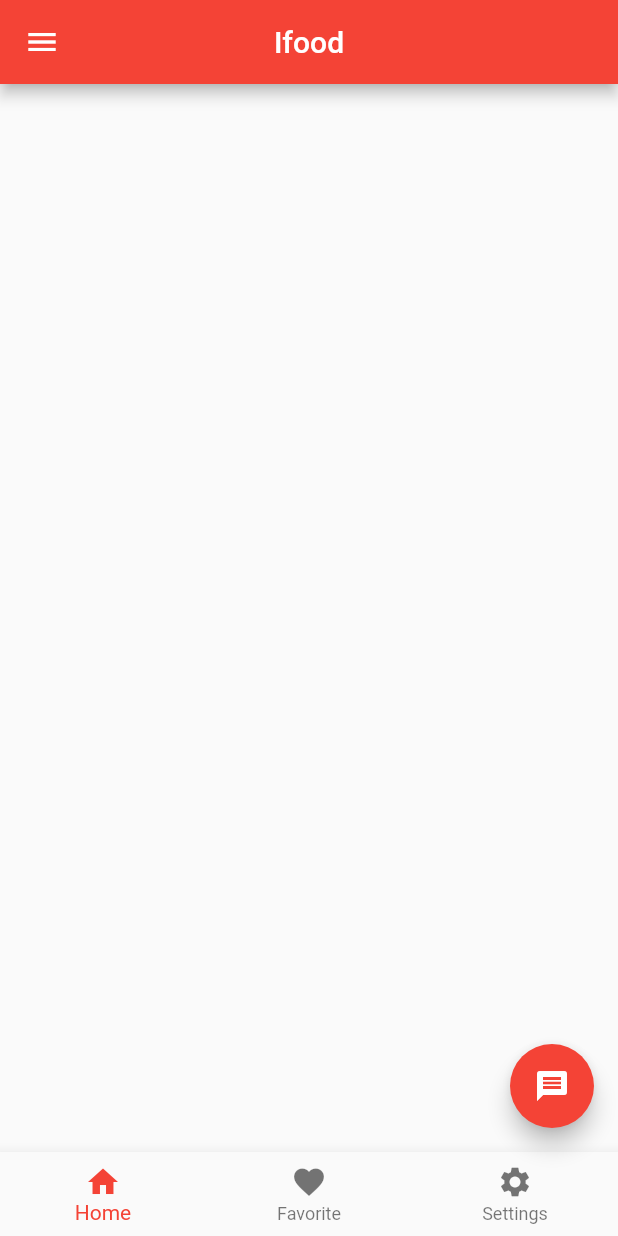
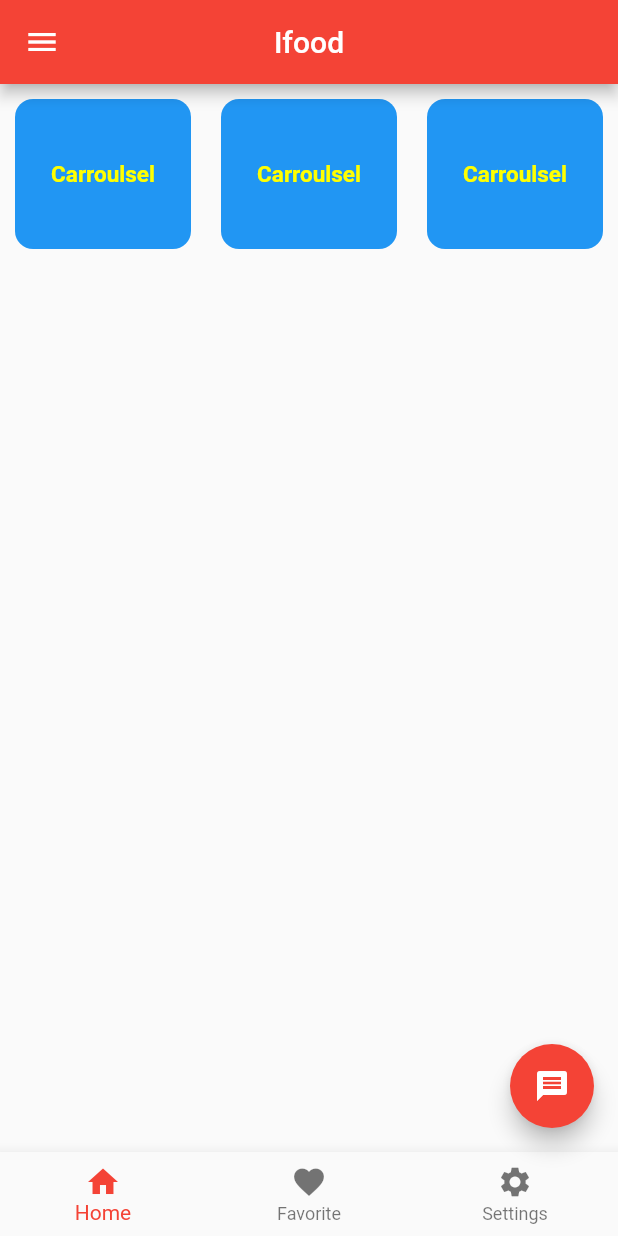
Before and after one commit to regisanjos/aulaFlutter, a Flutter app: the screen it shows after launch, on a phone screen of 412 x 824 dp. Run offline on Flutter 3.47's test engine with Material 3 defaults, Android fonts, the phone set to English and light mode, and no system bars.

Commit message:
segundo comit

```diff
--- a/lib/views/home_page.dart
+++ b/lib/views/home_page.dart
@@ -6,9 +6,9 @@ class HomePage extends StatefulWidget {
   @override
   _HomePageState createState() => _HomePageState();
 }
-  int itemPosition = 0;
 
 class _HomePageState extends State<HomePage> {
+  int itemPosition = 0;
 
   @override
   Widget build(BuildContext context) {
@@ -22,12 +22,12 @@ class _HomePageState extends State<HomePage> {
         child: ListView(
           padding: EdgeInsets.zero,
           children: [
-            UserAccountsDrawerHeader(
-              accountName: const Text('Régis'),
-              accountEmail: const Text('regisanjos@hotmail.com'),
+            const UserAccountsDrawerHeader(
+              accountName: Text('Régis'),
+              accountEmail: Text('regisanjos@hotmail.com'),
               currentAccountPicture: CircleAvatar(
                 backgroundImage: NetworkImage(
-                  'https://img.freepik.com/vetores-premium/perfil-de-avatar-de-homem-no-icone-redondo_24640-14046.jpg?w=2000'
+                  'https://img.freepik.com/vetores-premium/perfil-de-avatar-de-homem-no-icone-redondo_24640-14046.jpg?w=2000',
                 ),
               ),
             ),
@@ -45,6 +45,72 @@ class _HomePageState extends State<HomePage> {
             ),
           ],
         ),
+      ),
+      body: Row(
+
+        mainAxisAlignment: MainAxisAlignment.center,
+        children: [
+          Expanded(
+            child: Container(
+              decoration: BoxDecoration(
+                color: Colors.blue,
+                borderRadius: BorderRadius.circular(12),
+              ),
+              height: 100,
+              margin: const EdgeInsets.all(10),
+              child: Center(
+                child: Text(
+                  'Carroulsel',
+                  style: const TextStyle(
+                    fontSize: 15,
+                    fontWeight: FontWeight.bold,
+                    color: Colors.yellowAccent,
+                  ),
+                ),
+              ),
+            ),
+          ),
+          Expanded(
+            child: Container(
+              decoration: BoxDecoration(
+                color: Colors.blue,
+                borderRadius: BorderRadius.circular(12),
+              ),
+              height: 100,
+              margin: const EdgeInsets.all(10),
+              child: Center(
+                child: Text(
+                  'Carroulsel',
+                  style: const TextStyle(
+                    fontSize: 15,
+                    fontWeight: FontWeight.bold,
+                    color: Colors.yellowAccent,
+                  ),
+                ),
+              ),
+            ),
+          ),
+          Expanded(
+            child: Container(
+              decoration: BoxDecoration(
+                color: Colors.blue,
+                borderRadius: BorderRadius.circular(12),
+              ),
+              height: 100,
+              margin: const EdgeInsets.all(10),
+              child: Center(
+                child: Text(
+                  'Carroulsel',
+                  style: const TextStyle(
+                    fontSize: 15,
+                    fontWeight: FontWeight.bold,
+                    color: Colors.yellowAccent,
+                  ),
+                ),
+              ),
+            ),
+          ),
+        ],
       ),
       floatingActionButton: FloatingActionButton(
         onPressed: () {},
```
